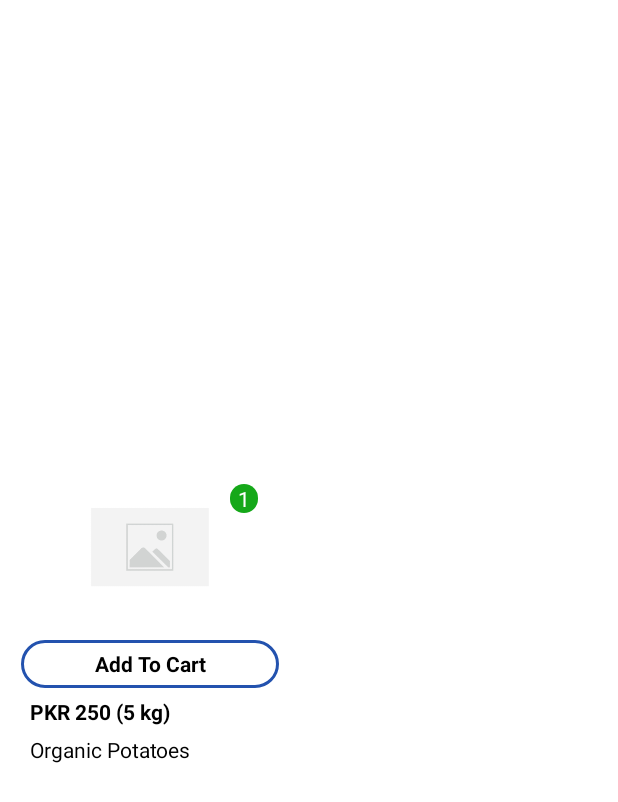
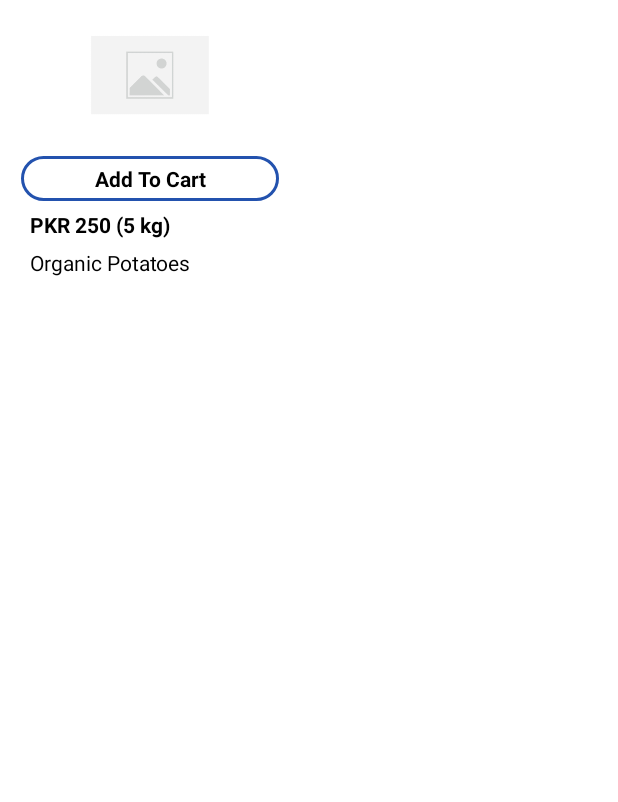
Before and after one commit to AtharAbbasBaig/TaskGroceryApp, an Android app: the layout grocery_list_item.xml on its own in the app's theme, with its tools: preview values and no code run, on a phone screen of 412 x 824 dp. Shown: the top 802 px of the screen. Run offline under Robolectric (Android 15) with nearby library versions, the phone set to English and light mode, and no system bars.

Commit message:
add to cart show out of stock counters all done

```diff
--- a/app/src/main/AndroidManifest.xml
+++ b/app/src/main/AndroidManifest.xml
@@ -13,7 +13,7 @@
         android:supportsRtl="true"
         android:theme="@style/Theme.TaskGrocery">
         <activity
-            android:name=".ui.activities.OTPVerificationActivity"
+            android:name=".ui.activities.PhoneNumberVerificationActivity"
             android:exported="false" />
         <activity
             android:name=".ui.activities.UserSignInActivity"
--- a/app/src/main/java/com/baig/taskgrocery/adapters/ListTwoAdapter.kt
+++ b/app/src/main/java/com/baig/taskgrocery/adapters/ListTwoAdapter.kt
@@ -43,6 +43,7 @@ class ListTwoAdapter(
         fun bindItems(product: Products) = with(binding) {
             itemImage.loadImage(product.imageUrl!!)
             if (product.discount != null) {
+                tvDiscount.visible(true)
                 "${product.discount}\noff".also { tvDiscount.text = it }
             } else {
                 tvDiscount.visible(false)
@@ -54,7 +55,7 @@ class ListTwoAdapter(
                 itemButtonAddToCart.setOnClickListener {
                     itemButtonAddToCart.visible(false)
                     containerCartAddRemover.visible(true)
-                    itemClickHandler.onItemClick(product, binding)
+                    itemClickHandler.onItemClick(product, binding.root)
                 }
             } else {
                 "Out Of Stock".also { itemButtonAddToCart.text = it }
--- a/app/src/main/java/com/baig/taskgrocery/listeners/ItemClickHandler.kt
+++ b/app/src/main/java/com/baig/taskgrocery/listeners/ItemClickHandler.kt
@@ -1,8 +1,8 @@
 package com.baig.taskgrocery.listeners
 
-import com.baig.taskgrocery.databinding.GroceryListItemBinding
+import android.view.View
 import com.baig.taskgrocery.models.Products
 
 interface ItemClickHandler {
-    fun onItemClick(product: Products, binding: GroceryListItemBinding)
+    fun onItemClick(product: Products, root: View)
 }
--- a/app/src/main/java/com/baig/taskgrocery/utils/PrefUtil.kt
+++ b/app/src/main/java/com/baig/taskgrocery/utils/PrefUtil.kt
@@ -2,9 +2,7 @@ package com.baig.taskgrocery.utils
 
 import android.content.Context
 
-class PrefUtil {
-
-    private val context: Context? = null
+class PrefUtil(private val context: Context?) {
 
     val PREFS_NAME = "my_prefs"
 
--- a/app/src/main/res/drawable/button_background_rounded_corners.xml
+++ b/app/src/main/res/drawable/button_background_rounded_corners.xml
@@ -1,6 +1,5 @@
 <?xml version="1.0" encoding="utf-8"?>
 <shape xmlns:android="http://schemas.android.com/apk/res/android"
-    android:padding="10dp"
     android:shape="rectangle">
     <corners android:radius="10dp" />
 </shape>
--- a/app/src/main/res/layout/activity_otpverification.xml
+++ b/app/src/main/res/layout/activity_otpverification.xml
@@ -12,7 +12,7 @@
         android:layout_height="match_parent"
         android:background="@color/light_blue"
         android:padding="16dp"
-        tools:context=".ui.activities.OTPVerificationActivity">
+        tools:context=".ui.activities.PhoneNumberVerificationActivity">
 
         <androidx.constraintlayout.widget.ConstraintLayout
             android:id="@+id/mainContainer"
--- a/app/src/main/res/layout/grocery_list_item.xml
+++ b/app/src/main/res/layout/grocery_list_item.xml
@@ -13,7 +13,7 @@
         <androidx.constraintlayout.widget.ConstraintLayout
             android:id="@+id/containerItem"
             android:layout_width="200dp"
-            android:layout_height="wrap_content"
+            android:layout_height="match_parent"
             app:layout_constraintBottom_toBottomOf="parent"
             app:layout_constraintStart_toStartOf="parent"
             app:layout_constraintTop_toTopOf="parent">
@@ -31,6 +31,7 @@
                 android:paddingEnd="5dp"
                 android:text="@string/added_to_cart_count"
                 android:textColor="@color/white"
+                android:visibility="gone"
                 app:layout_constraintEnd_toEndOf="parent"
                 app:layout_constraintTop_toTopOf="parent" />
 
@@ -48,7 +49,7 @@
             <androidx.constraintlayout.widget.ConstraintLayout
                 android:id="@+id/containerAddToCart"
                 android:layout_width="0dp"
-                android:layout_height="40dp"
+                android:layout_height="30dp"
                 android:layout_margin="14dp"
                 app:layout_constraintEnd_toEndOf="parent"
                 app:layout_constraintStart_toStartOf="parent"
@@ -59,25 +60,31 @@
                     style="@style/TextAppearance.AppCompat.Small"
                     android:layout_width="match_parent"
                     android:layout_height="match_parent"
-                    android:layout_marginTop="8dp"
                     android:background="@drawable/cart_button_background"
                     android:text="@string/add_to_cart"
                     android:textAllCaps="false"
                     android:textColor="@color/black"
                     android:textStyle="bold"
-                    android:visibility="visible" />
+                    android:visibility="visible"
+                    app:layout_constraintEnd_toEndOf="parent"
+                    app:layout_constraintStart_toStartOf="parent"
+                    app:layout_constraintTop_toTopOf="parent" />
 
                 <androidx.constraintlayout.widget.ConstraintLayout
                     android:id="@+id/containerCartAddRemover"
                     android:layout_width="match_parent"
-                    android:layout_height="match_parent"
-                    android:visibility="gone">
+                    android:layout_height="30dp"
+                    android:visibility="gone"
+                    app:layout_constraintBottom_toBottomOf="parent"
+                    app:layout_constraintEnd_toEndOf="parent"
+                    app:layout_constraintStart_toStartOf="parent"
+                    app:layout_constraintTop_toTopOf="parent">
 
                     <ImageView
-                        android:id="@+id/btnAddToCartPlus"
+                        android:id="@+id/btnAddToCartMinus"
                         android:layout_width="wrap_content"
                         android:layout_height="wrap_content"
-                        android:layout_marginStart="10dp"
+                        android:layout_marginStart="6dp"
                         android:background="@drawable/imageview_circular_background"
                         android:contentDescription="@string/image_description"
                         android:padding="2dp"
@@ -95,14 +102,13 @@
                         android:layout_width="wrap_content"
                         android:layout_height="wrap_content"
                         android:text="@string/added_to_cart_count"
-                        app:layout_constraintBottom_toBottomOf="@+id/btnAddToCartPlus"
-                        app:layout_constraintEnd_toStartOf="@+id/btnAddToCartRemove"
-                        app:layout_constraintHorizontal_bias="0.5"
-                        app:layout_constraintStart_toEndOf="@+id/btnAddToCartPlus"
-                        app:layout_constraintTop_toTopOf="@+id/btnAddToCartPlus" />
+                        app:layout_constraintBottom_toBottomOf="@+id/btnAddToCartMinus"
+                        app:layout_constraintEnd_toStartOf="@+id/btnAddToCartPlus"
+                        app:layout_constraintStart_toEndOf="@+id/btnAddToCartMinus"
+                        app:layout_constraintTop_toTopOf="@+id/btnAddToCartMinus" />
 
                     <ImageView
-                        android:id="@+id/btnAddToCartRemove"
+                        android:id="@+id/btnAddToCartPlus"
                         android:layout_width="wrap_content"
                         android:layout_height="wrap_content"
                         android:layout_marginEnd="10dp"
@@ -113,7 +119,6 @@
                         android:text="@string/added_to_cart_count"
                         app:layout_constraintBottom_toBottomOf="@+id/tvItemCartCount"
                         app:layout_constraintEnd_toEndOf="parent"
-                        app:layout_constraintHorizontal_bias="0.5"
                         app:layout_constraintStart_toEndOf="@+id/tvItemCartCount"
                         app:layout_constraintTop_toTopOf="@+id/tvItemCartCount" />
 
--- a/app/src/main/res/values/strings.xml
+++ b/app/src/main/res/values/strings.xml
@@ -5,7 +5,7 @@
     <string name="image_description">Image Description</string>
     <string name="enter_username">Username</string>
     <string name="enter_password">Password</string>
-<string name="added_to_cart_count">1</string>
+    <string name="added_to_cart_count">0</string>
     <string name="dummy_text">Dummy Text</string>
     <string name="add_to_cart">Add To Cart</string>
     <string name="item_price">PKR 250  (5 kg)</string>
```
Also changed, not shown: app/src/main/assets/Home Screen Data.json (+4 -4 lines), app/src/main/java/com/baig/taskgrocery/firebase/PhoneNumberVerificationHandler.kt (renamed from app/src/main/java/com/baig/taskgrocery/firebase/PhoneNoVerification.kt, +3 -8 lines), app/src/main/java/com/baig/taskgrocery/ui/activities/MainActivity.kt (+55 -3 lines), app/src/main/java/com/baig/taskgrocery/ui/activities/PhoneNumberVerificationActivity.kt (renamed from app/src/main/java/com/baig/taskgrocery/ui/activities/OTPVerificationActivity.kt, +7 -7 lines), app/src/main/java/com/baig/taskgrocery/ui/activities/UserSignInActivity.kt (+3 -4 lines), app/src/main/res/layout/activity_main.xml (+19 -4 lines).
